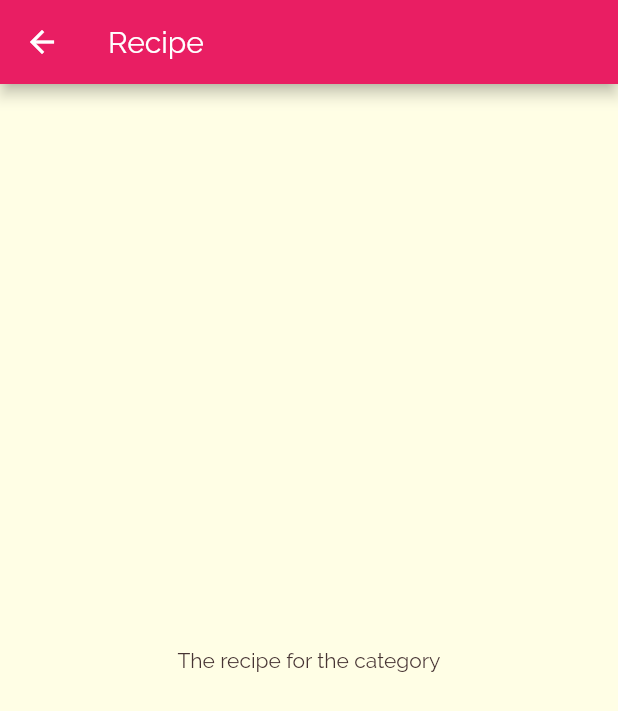
After one commit to MarineZuh/meals_app, a Flutter app: the screen it shows after launch, after a tap on "Italian", on a phone screen of 412 x 824 dp. The commit adds this screen. Shown: the top 711 px of the screen. Run offline on Flutter 3.47's test engine with Material 2 defaults, Android fonts, the phone set to English and light mode, and no system bars.

Commit message:
navegacao basica

```diff
--- a/lib/categories_screen.dart
+++ b/lib/categories_screen.dart
@@ -1,7 +1,7 @@
 import 'package:flutter/material.dart';
 
 import './dummy-data.dart';
-import './categoryItem.dart';
+import './category_item.dart';
 
 class CategoriesScreen extends StatelessWidget {
   const CategoriesScreen({Key key}) : super(key: key);
--- a/lib/categoryItem.dart
+++ /dev/null
@@ -1,28 +0,0 @@
-import 'package:flutter/material.dart';
-
-
-class CategoryItem extends StatelessWidget {
-  final String title;
-  final Color color;
-
-  const CategoryItem(this.title, this.color);
-
-  @override
-  Widget build(BuildContext context) {
-    return Container(
-      padding: const EdgeInsets.all(15),
-      child: Text(title, style: Theme.of(context).textTheme.title,),
-      decoration: BoxDecoration(
-        gradient: LinearGradient(
-          colors: [
-            color.withOpacity(0.5),
-            color,
-          ],
-          begin: Alignment.topLeft,
-          end: Alignment.bottomRight,
-        ),
-        borderRadius: BorderRadius.circular(15),
-      ),
-    );
-  }
-}
--- /dev/null
+++ b/lib/category_item.dart
@@ -0,0 +1,47 @@
+import 'package:flutter/material.dart';
+import 'package:meals_app/category_meals_screen.dart';
+
+class CategoryItem extends StatelessWidget {
+  final String title;
+  final Color color;
+
+  const CategoryItem(this.title, this.color);
+
+  void _selecteCategory(BuildContext context) {
+    Navigator.of(context).push(
+      MaterialPageRoute(
+        builder: (_) {
+          return CategoryMealsScreen();
+        },
+      ),
+    );
+  }
+
+  @override
+  Widget build(BuildContext context) {
+    return InkWell(
+
+      onTap: () => _selecteCategory(context),
+      splashColor: Theme.of(context).primaryColor,
+      borderRadius: BorderRadius.circular(15),
+      child: Container(
+        padding: const EdgeInsets.all(15),
+        child: Text(
+          title,
+          style: Theme.of(context).textTheme.title,
+        ),
+        decoration: BoxDecoration(
+          gradient: LinearGradient(
+            colors: [
+              color.withOpacity(0.5),
+              color,
+            ],
+            begin: Alignment.topLeft,
+            end: Alignment.bottomRight,
+          ),
+          borderRadius: BorderRadius.circular(15),
+        ),
+      ),
+    );
+  }
+}
--- /dev/null
+++ b/lib/category_meals_screen.dart
@@ -0,0 +1,13 @@
+import 'package:flutter/material.dart';
+
+class CategoryMealsScreen extends StatelessWidget {
+  const CategoryMealsScreen({Key key}) : super(key: key);
+
+  @override
+  Widget build(BuildContext context) {
+    return Scaffold(
+      appBar: AppBar(title: Text('Recipe'),),
+      body:Center(child: Text('The recipe for the category'),),
+    );
+  }
+}
```
